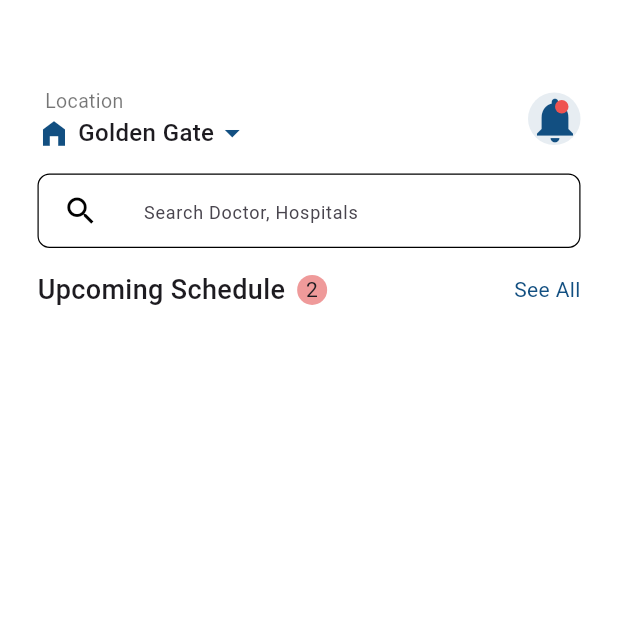
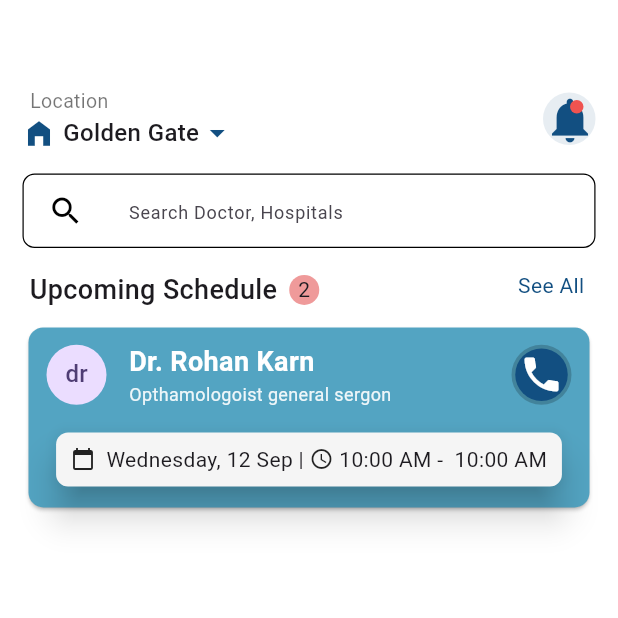
Before and after one commit to wizfury/drreach, a Flutter app: the screen it shows after launch, on a phone screen of 412 x 824 dp, the top half of it. Run offline on Flutter 3.47's test engine with Material 3 defaults, Android fonts, the light colour scheme and no system bars; our stand-ins replace auto_size_text, bloc.

Commit message:
Added card

```diff
--- a/lib/features/homepage/presentation/homepage.dart
+++ b/lib/features/homepage/presentation/homepage.dart
@@ -2,6 +2,7 @@ import 'package:drreach/features/homepage/presentation/widgets/location_and_noti
 import 'package:drreach/features/homepage/presentation/widgets/location_and_notifications/notifications_logo.dart';
 import 'package:drreach/features/homepage/presentation/widgets/searchbar/searchbar.dart';
 import 'package:drreach/features/homepage/presentation/widgets/upcoming_schedule/schedule.dart';
+import 'package:drreach/features/homepage/presentation/widgets/upcoming_schedule/schudule_doctor_card.dart';
 import 'package:flutter/material.dart';
 
 class HomePage extends StatefulWidget {
@@ -18,11 +19,12 @@ class _HomePageState extends State<HomePage> {
       backgroundColor: Colors.white,
       body: Padding(
         padding: const EdgeInsets.only(
-          left: 25,
-          right: 25,
+          left: 15,
+          right: 15,
+
         ),
         child: Column(
-          crossAxisAlignment: CrossAxisAlignment.start,
+
           children: [
             SizedBox(
               height: MediaQuery.of(context).size.height * 0.07,
@@ -40,16 +42,20 @@ class _HomePageState extends State<HomePage> {
             ),
             const Row(
               mainAxisAlignment: MainAxisAlignment.spaceBetween,
+              crossAxisAlignment: CrossAxisAlignment.start,
               children: [
               ScheduleGroup(),
                 Text(
-                  "See All",
+                  "See All  ",
                   style: TextStyle(
                     color: Color.fromARGB(255, 18, 79, 129),
                   ),
                 )
               ],
-            )
+            ),
+            SizedBox(height: 8,),
+            ScheduleDoctorWidget(),
+
           ],
         ),
       ),
--- a/lib/features/homepage/presentation/widgets/upcoming_schedule/schedule.dart
+++ b/lib/features/homepage/presentation/widgets/upcoming_schedule/schedule.dart
@@ -8,7 +8,7 @@ class ScheduleGroup extends StatelessWidget {
     return   Row(
       children: [
         const Text(
-          "Upcoming Schedule",
+          " Upcoming Schedule",
           style: TextStyle(
             fontSize: 18,
             fontWeight: FontWeight.w500,
--- a/lib/features/homepage/presentation/widgets/upcoming_schedule/schudule_doctor_card.dart
+++ b/lib/features/homepage/presentation/widgets/upcoming_schedule/schudule_doctor_card.dart
@@ -0,0 +1,116 @@
+import 'package:auto_size_text/auto_size_text.dart';
+import 'package:flutter/material.dart';
+
+class ScheduleDoctorWidget extends StatelessWidget {
+  const ScheduleDoctorWidget({super.key});
+
+  @override
+  Widget build(BuildContext context) {
+    return Card(
+      shape: RoundedRectangleBorder(borderRadius: BorderRadius.circular(10)),
+      color: const Color.fromARGB(255, 83, 164, 194),
+      child: Padding(
+          padding:
+              const EdgeInsets.only(left: 12, right: 12, top: 10, bottom: 10),
+          child: Column(
+            children: [
+              Row(
+                children: [
+                  CircleAvatar(
+                    radius: 20,
+                    child: Text("dr"),
+                  ),
+                  SizedBox(
+                    width: 15,
+                  ),
+                  Column(
+                    crossAxisAlignment: CrossAxisAlignment.start,
+                    children: [
+                      Text(
+                        "Dr. Rohan Karn",
+                        style: TextStyle(
+                          color: Colors.white,
+                          fontSize: 18.0,
+                          fontWeight: FontWeight.w600,
+                        ),
+                        maxLines: 1,
+                        overflow: TextOverflow.ellipsis,
+                      ),
+                       Text(
+                         "Opthamologoist general sergon",
+                         style: TextStyle(
+                           color: Colors.white.withOpacity(0.9),
+                           fontSize: 12.0,
+                         ),
+                         overflow: TextOverflow.ellipsis, // Truncate if needed
+                       ),
+                    ],
+                  ),
+                  Spacer(),
+                  Container(
+                    height: 40,
+                    width: 40,
+                    decoration: BoxDecoration(
+                        shape: BoxShape.circle,
+                        color: Colors.black.withOpacity(0.2)),
+                    child: Stack(
+                      alignment: Alignment.center,
+                      children: [
+                        Container(
+                          width: 35,
+                          height: 35,
+                          decoration: BoxDecoration(
+                            shape: BoxShape.circle,
+                            color: Color.fromARGB(255, 18, 79, 129),
+                          ),
+                        ),
+                        Icon(
+                          Icons.phone,
+                          size: 30,
+                          color: Colors.white,
+                          weight: 100,
+                        ),
+                      ],
+                    ),
+                  )
+                ],
+              ),
+              SizedBox(
+                height: 13,
+              ),
+              Card(
+                elevation: 10,
+                shape: RoundedRectangleBorder(
+                    borderRadius: BorderRadius.circular(8)),
+                color: Color.fromARGB(255, 245, 245, 245),
+                child: Padding(
+                  padding: const EdgeInsets.only(
+                      left: 10, right: 10, top: 8, bottom: 8),
+                  child: FittedBox(
+                    child: Row(
+                      children: [
+                        Icon(
+                          Icons.calendar_today,
+                          size: 16,
+                        ),
+                        Text(
+                          "  Wednesday, 12 Sep",
+                        ),
+                        Text(" | "),
+                        Icon(
+                          Icons.access_time_outlined,
+                          size: 16,
+                        ),
+                        Text(
+                          " 10:00 AM -  10:00 AM",
+                        ),
+                      ],
+                    ),
+                  ),
+                ),
+              )
+            ],
+          )),
+    );
+  }
+}
--- a/pubspec.yaml
+++ b/pubspec.yaml
@@ -36,6 +36,7 @@ dependencies:
   # Use with the CupertinoIcons class for iOS style icons.
   cupertino_icons: ^1.0.2
   flutter_bloc: ^8.1.5
+  auto_size_text: ^3.0.0
 
 dev_dependencies:
   flutter_test:
```
Also changed, not shown: lib/features/homepage/presentation/widgets/doctor speciality/heading_group.dart (added), pubspec.lock.
